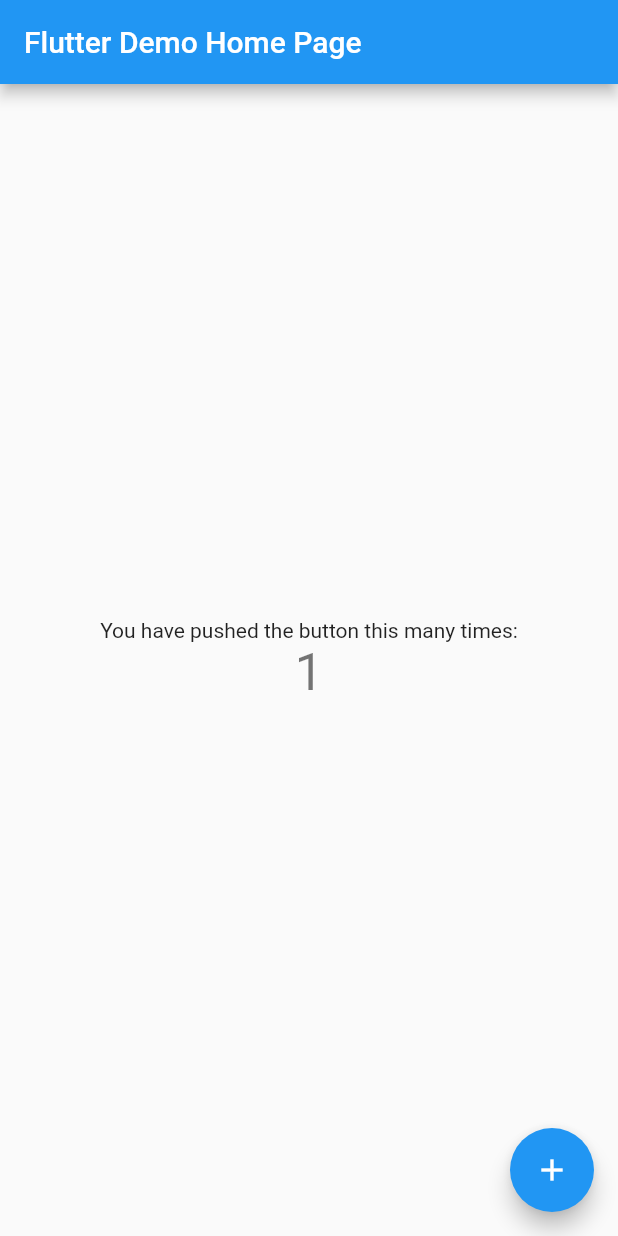
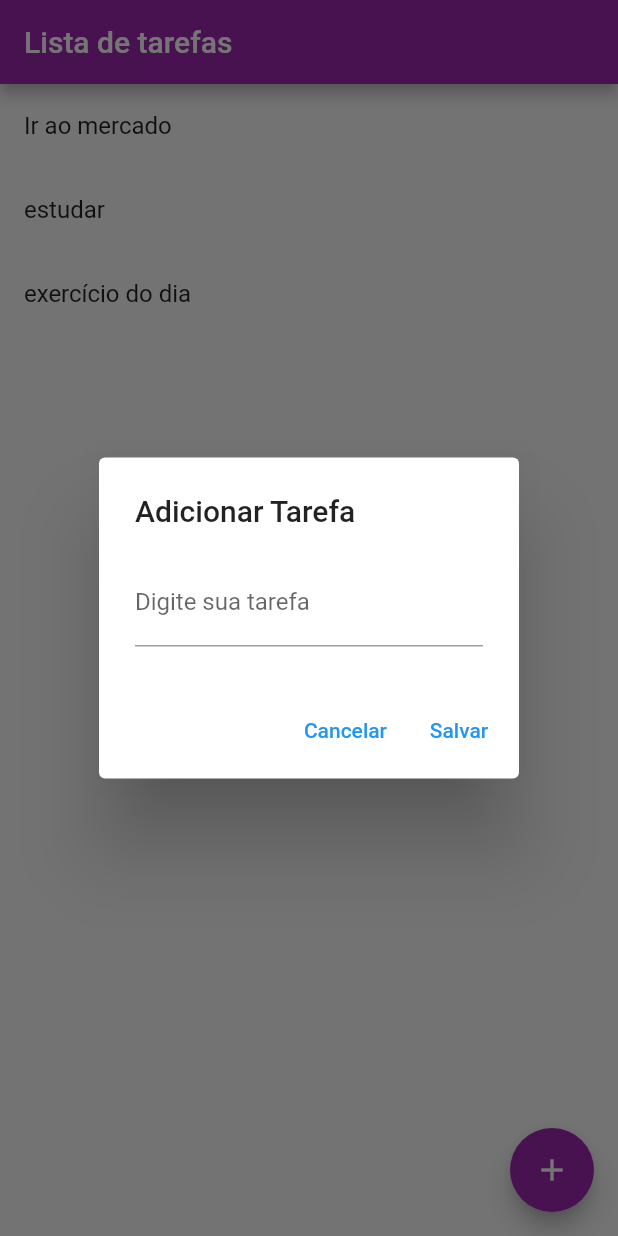
Before and after one commit to wesleysan7os/lista-de-tarefas, a Flutter app: the screen it shows after launch, after a tap on the "add" icon, on a phone screen of 412 x 824 dp. Run offline on Flutter 3.47's test engine with Material 2 defaults, Android fonts, the phone set to English and light mode, and no system bars.

Commit message:
criaçao do layout do app

```diff
--- /dev/null
+++ b/lista_tarefas/lib/Home.dart
@@ -0,0 +1,72 @@
+import 'package:flutter/material.dart';
+
+class Home extends StatefulWidget {
+  @override
+  _HomeState createState() => _HomeState();
+}
+
+class _HomeState extends State<Home> {
+
+  List _listaTarefas = ["Ir ao mercado", "estudar", "exercício do dia"];
+
+  @override
+  Widget build(BuildContext context) {
+    return Scaffold(
+      appBar: AppBar(
+        title: Text("Lista de tarefas"),
+        backgroundColor: Colors.purple,
+      ),
+      floatingActionButtonLocation: FloatingActionButtonLocation.endFloat,
+      floatingActionButton: FloatingActionButton(
+        child: Icon(Icons.add),
+        backgroundColor: Colors.purple,
+        onPressed: () {
+          showDialog(
+            context: context,
+            builder: (context){
+              return AlertDialog(
+                title: Text("Adicionar Tarefa"),
+                content: TextField(
+                  decoration: InputDecoration(
+                    labelText: "Digite sua tarefa"
+                  ),
+                  onChanged: (text){
+
+                  }
+                ),
+                actions: <Widget>[
+                  TextButton(
+                    child: Text("Cancelar"),
+                    onPressed: () {
+                      Navigator.pop(context);
+                    },
+                  ),
+                  TextButton(
+                    child: Text("Salvar"),
+                    onPressed: () {
+                      Navigator.pop(context);
+                    },
+                  )
+                ],
+              );
+            }
+          );
+        },
+      ),
+      body: Column(
+        children: <Widget>[
+          Expanded(
+            child: ListView.builder(
+              itemCount: _listaTarefas.length,
+              itemBuilder: (context, index){
+                return ListTile(
+                  title: Text(_listaTarefas[index]),
+                );
+              },
+            ),
+          ),
+        ],
+      ),
+    );
+  }
+}
--- a/lista_tarefas/lib/main.dart
+++ b/lista_tarefas/lib/main.dart
@@ -1,113 +1,9 @@
 import 'package:flutter/material.dart';
+import 'Home.dart';
 
 void main() {
-  runApp(MyApp());
+  runApp(MaterialApp(
+    home: Home(),
+    debugShowCheckedModeBanner: false,
+  ));
 }
-
-class MyApp extends StatelessWidget {
-  // This widget is the root of your application.
-  @override
-  Widget build(BuildContext context) {
-    return MaterialApp(
-      title: 'Flutter Demo',
-      theme: ThemeData(
-        // This is the theme of your application.
-        //
-        // Try running your application with "flutter run". You'll see the
-        // application has a blue toolbar. Then, without quitting the app, try
-        // changing the primarySwatch below to Colors.green and then invoke
-        // "hot reload" (press "r" in the console where you ran "flutter run",
-        // or simply save your changes to "hot reload" in a Flutter IDE).
-        // Notice that the counter didn't reset back to zero; the application
-        // is not restarted.
-        primarySwatch: Colors.blue,
-      ),
-      home: MyHomePage(title: 'Flutter Demo Home Page'),
-    );
-  }
-}
-
-class MyHomePage extends StatefulWidget {
-  MyHomePage({Key key, this.title}) : super(key: key);
-
-  // This widget is the home page of your application. It is stateful, meaning
-  // that it has a State object (defined below) that contains fields that affect
-  // how it looks.
-
-  // This class is the configuration for the state. It holds the values (in this
-  // case the title) provided by the parent (in this case the App widget) and
-  // used by the build method of the State. Fields in a Widget subclass are
-  // always marked "final".
-
-  final String title;
-
-  @override
-  _MyHomePageState createState() => _MyHomePageState();
-}
-
-class _MyHomePageState extends State<MyHomePage> {
-  int _counter = 0;
-
-  void _incrementCounter() {
-    setState(() {
-      // This call to setState tells the Flutter framework that something has
-      // changed in this State, which causes it to rerun the build method below
-      // so that the display can reflect the updated values. If we changed
-      // _counter without calling setState(), then the build method would not be
-      // called again, and so nothing would appear to happen.
-      _counter++;
-    });
-  }
-
-  @override
-  Widget build(BuildContext context) {
-    // This method is rerun every time setState is called, for instance as done
-    // by the _incrementCounter method above.
-    //
-    // The Flutter framework has been optimized to make rerunning build methods
-    // fast, so that you can just rebuild anything that needs updating rather
-    // than having to individually change instances of widgets.
-    return Scaffold(
-      appBar: AppBar(
-        // Here we take the value from the MyHomePage object that was created by
-        // the App.build method, and use it to set our appbar title.
-        title: Text(widget.title),
-      ),
-      body: Center(
-        // Center is a layout widget. It takes a single child and positions it
-        // in the middle of the parent.
-        child: Column(
-          // Column is also a layout widget. It takes a list of children and
-          // arranges them vertically. By default, it sizes itself to fit its
-          // children horizontally, and tries to be as tall as its parent.
-          //
-          // Invoke "debug painting" (press "p" in the console, choose the
-          // "Toggle Debug Paint" action from the Flutter Inspector in Android
-          // Studio, or the "Toggle Debug Paint" command in Visual Studio Code)
-          // to see the wireframe for each widget.
-          //
-          // Column has various properties to control how it sizes itself and
-          // how it positions its children. Here we use mainAxisAlignment to
-          // center the children vertically; the main axis here is the vertical
-          // axis because Columns are vertical (the cross axis would be
-          // horizontal).
-          mainAxisAlignment: MainAxisAlignment.center,
-          children: <Widget>[
-            Text(
-              'You have pushed the button this many times:',
-            ),
-            Text(
-              '$_counter',
-              style: Theme.of(context).textTheme.headline4,
-            ),
-          ],
-        ),
-      ),
-      floatingActionButton: FloatingActionButton(
-        onPressed: _incrementCounter,
-        tooltip: 'Increment',
-        child: Icon(Icons.add),
-      ), // This trailing comma makes auto-formatting nicer for build methods.
-    );
-  }
-}
```
Also changed, not shown: 1 other file.
